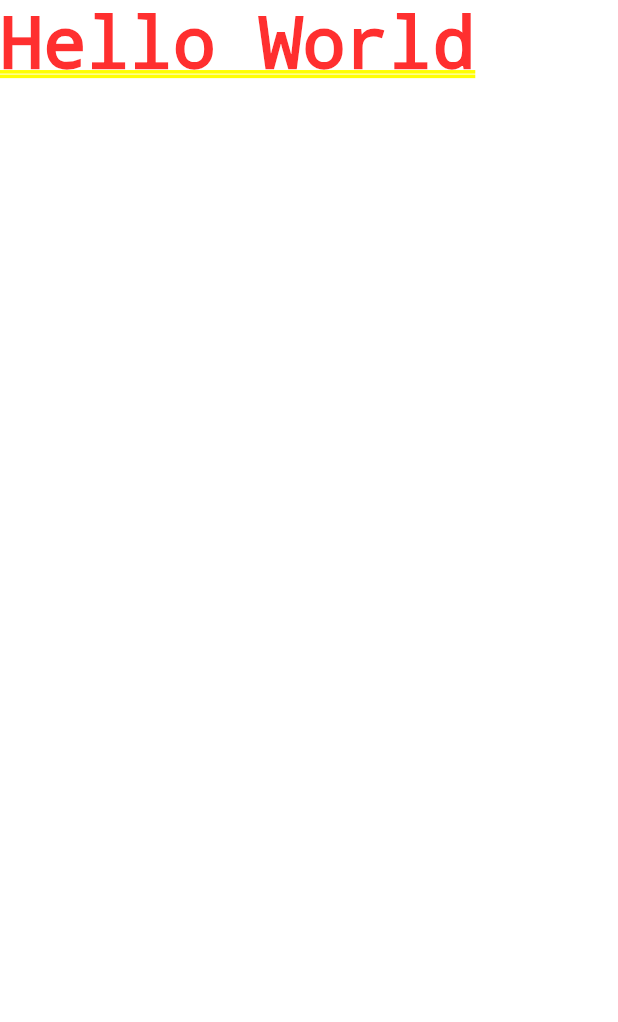
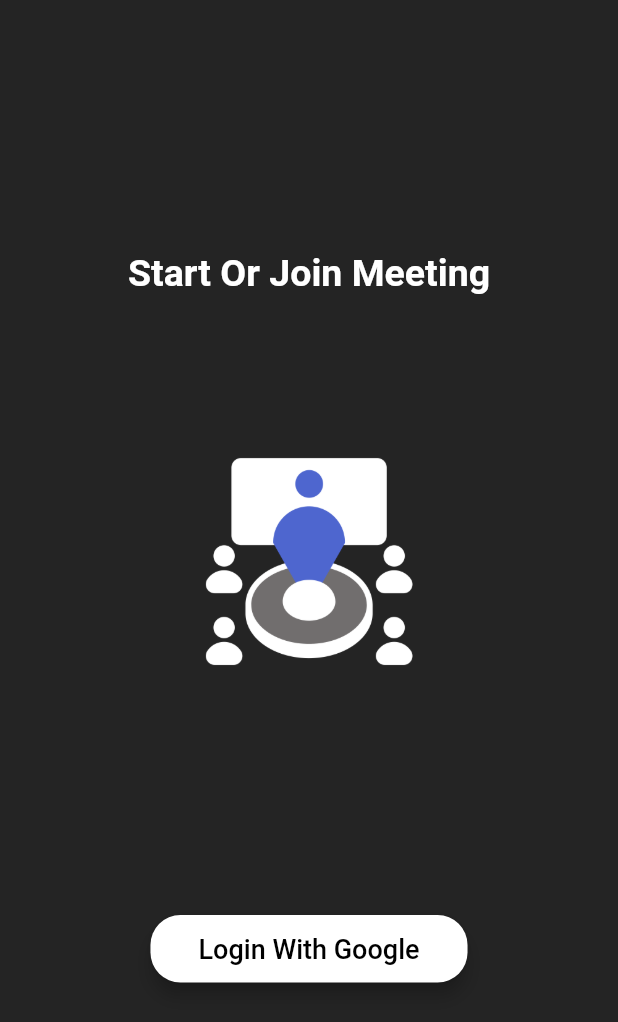
Before and after one commit to Nischint2003/We-Meet, a Flutter app: the screen it shows after launch, on a phone screen of 412 x 824 dp. Shown: the top 1022 px of the screen. Run offline on Flutter 3.47's test engine with Material 2 defaults, Android fonts, the phone set to English and light mode, and no system bars.

Commit message:
login page UI

```diff
--- a/lib/main.dart
+++ b/lib/main.dart
@@ -1,4 +1,6 @@
 import 'package:flutter/material.dart';
+import 'package:v_meet/screens/login_screen.dart';
+import 'package:v_meet/utils/colors.dart';
 
 void main() {
   runApp(const MyApp());
@@ -10,12 +12,14 @@ class MyApp extends StatelessWidget {
   @override
   Widget build(BuildContext context) {
     return MaterialApp(
-      title: 'Flutter Demo',
-      theme: ThemeData(
-        colorScheme: ColorScheme.fromSeed(seedColor: Colors.deepPurple),
-        useMaterial3: true,
-      ),
-      home: const Text('Hello World'),
+      debugShowCheckedModeBanner: false,
+      title: 'We-Meet',
+      theme:
+          ThemeData.dark().copyWith(scaffoldBackgroundColor: backgroundColor),
+      routes: {
+        '/login': (context) => LoginScreen(),
+      },
+      home: const LoginScreen(),
     );
   }
 }
--- /dev/null
+++ b/lib/screens/login_screen.dart
@@ -0,0 +1,36 @@
+import 'package:flutter/material.dart';
+
+import 'package:v_meet/widgets/login-page/login_button.dart';
+
+class LoginScreen extends StatefulWidget {
+  const LoginScreen({super.key});
+
+  @override
+  State<LoginScreen> createState() => _LoginScreenState();
+}
+
+class _LoginScreenState extends State<LoginScreen> {
+  @override
+  Widget build(BuildContext context) {
+    return Scaffold(
+      body: Column(mainAxisAlignment: MainAxisAlignment.center, children: [
+        const Text(
+          'Start Or Join Meeting',
+          style: TextStyle(
+            fontSize: 25,
+            color: Colors.white,
+            fontWeight: FontWeight.bold,
+          ),
+        ),
+        Image.asset(
+          'assets/images/Login_page.png',
+          width: 500,
+        ),
+        LoginButton(
+          onPressed: () {},
+          text: 'Login With Google',
+        ),
+      ]),
+    );
+  }
+}
--- /dev/null
+++ b/lib/utils/colors.dart
@@ -0,0 +1,6 @@
+import 'package:flutter/material.dart';
+
+const backgroundColor = Color.fromRGBO(36, 36, 36, 1);
+const buttonColor = Color.fromRGBO(14, 114, 236, 1);
+const footerColor = Color.fromRGBO(26, 26, 26, 1);
+const secondaryBackgroundColor = Color.fromRGBO(46, 46, 46, 1);
--- /dev/null
+++ b/lib/widgets/login-page/login_button.dart
@@ -0,0 +1,25 @@
+import 'package:flutter/material.dart';
+
+class LoginButton extends StatelessWidget {
+  const LoginButton({super.key, required this.text, required this.onPressed});
+  final String text;
+  final Function() onPressed;
+  @override
+  Widget build(BuildContext context) {
+    return ElevatedButton(
+      onPressed: onPressed,
+      style: ElevatedButton.styleFrom(
+        backgroundColor: Colors.white,
+        foregroundColor: const Color.fromARGB(255, 0, 0, 0),
+        shape: RoundedRectangleBorder(
+          borderRadius: BorderRadius.circular(20), // Rounded corners
+        ),
+        elevation: 5, // Add elevation for a shadow effect
+      ),
+      child: Padding(
+        padding: const EdgeInsets.symmetric(vertical: 12, horizontal: 16),
+        child: Text(text, style: const TextStyle(fontSize: 18)),
+      ),
+    );
+  }
+}
--- a/pubspec.yaml
+++ b/pubspec.yaml
@@ -59,8 +59,8 @@ flutter:
   uses-material-design: true
 
   # To add assets to your application, add an assets section, like this:
-  # assets:
-  #   - images/a_dot_burr.jpeg
+  assets:
+    - assets/images/Login_page.png
   #   - images/a_dot_ham.jpeg
 
   # An image asset can refer to one or more resolution-specific "variants", see
```
Also changed, not shown: assets/images/Login_page.png (added).
